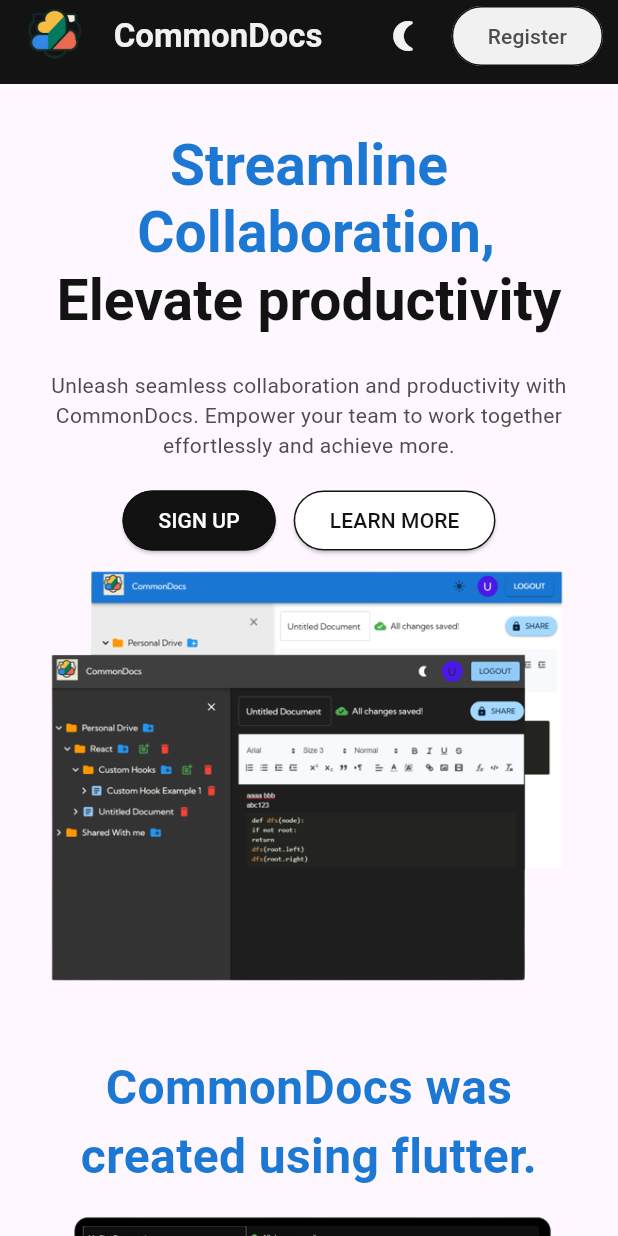
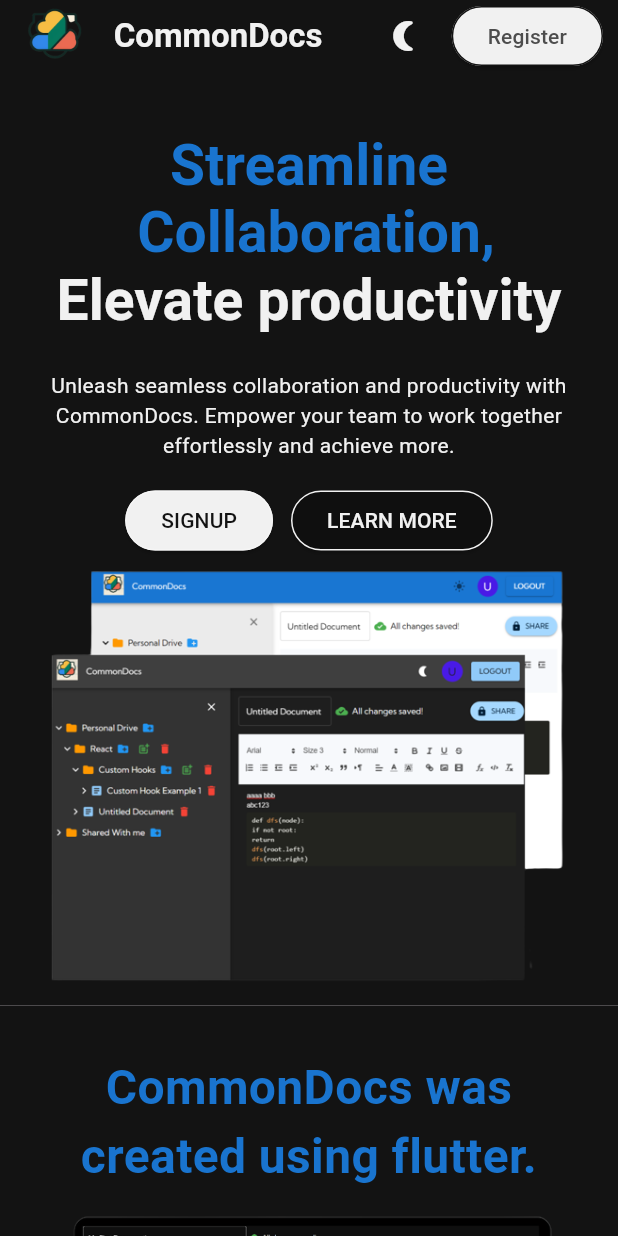
Before and after one commit to spiritoftime/flutter-commondocs, a Flutter app: the screen it shows after launch, after a tap on the "sunny" icon, on a phone screen of 412 x 824 dp. Run offline on Flutter 3.47's test engine with Material 3 defaults, Android fonts, the phone set to English and light mode, and no system bars; our stand-ins replace animated_text_kit, flutter_riverpod.

Commit message:
configure lighttheme for landing page

```diff
--- a/lib/common/utils/theme/colors.dart
+++ b/lib/common/utils/theme/colors.dart
@@ -4,6 +4,7 @@
 class AppColors {
   static const blueColor = Color(0xfb1976d2);
   static const blackColor = Color(0xfb0f0f0f);
+  static const lightBlack = Color(0xfb2c2c2c);
   static const errorColor = Color(0xfbf44336);
   static const warningColor = Color(0xfbff9800);
   static const infoColor = Color(0xfb2196f3);
--- /dev/null
+++ b/lib/common/widgets/rounded_button.dart
@@ -0,0 +1,39 @@
+import 'package:flutter/material.dart';
+
+class RoundedButton extends StatelessWidget {
+  final Color borderColor;
+  final Color buttonColor;
+  final String buttonText;
+  final Color textColor;
+  final void Function()? onPressed;
+  const RoundedButton(
+      {super.key,
+      required this.borderColor,
+      required this.buttonText,
+      required this.textColor,
+      required this.buttonColor,
+      this.onPressed});
+
+  @override
+  Widget build(BuildContext context) {
+    return ElevatedButton(
+      style: ElevatedButton.styleFrom(
+        side: BorderSide(
+          color: borderColor,
+          width: 1,
+        ),
+        backgroundColor: buttonColor,
+        shape: RoundedRectangleBorder(
+          borderRadius: BorderRadius.circular(32.0),
+        ),
+      ),
+      onPressed: () {},
+      child: Text(
+        buttonText,
+        style: TextStyle(
+          color: textColor,
+        ),
+      ),
+    );
+  }
+}
--- a/lib/features/landing_page/widgets/demo_page.dart
+++ b/lib/features/landing_page/widgets/demo_page.dart
@@ -1,13 +1,21 @@
 import 'package:animated_text_kit/animated_text_kit.dart';
+import 'package:commondocs/common/providers/light_mode_provider.dart';
+import 'package:commondocs/common/utils/theme/colors.dart';
 import 'package:commondocs/common/widgets/height_spacer.dart';
 import 'package:flutter/material.dart';
+import 'package:flutter_riverpod/flutter_riverpod.dart';
 
-class DemoPage extends StatelessWidget {
+class DemoPage extends ConsumerWidget {
   const DemoPage({super.key});
 
   @override
-  Widget build(BuildContext context) {
+  Widget build(BuildContext context, WidgetRef ref) {
+    bool isLightMode = ref.watch(lightModeProvider);
+
     return Container(
+      decoration: BoxDecoration(
+        color: isLightMode ? AppColors.whiteColor : AppColors.blackColor,
+      ),
       padding: const EdgeInsets.all(32),
       width: MediaQuery.of(context).size.width,
       child: Column(children: [
--- a/lib/features/landing_page/widgets/feature.dart
+++ b/lib/features/landing_page/widgets/feature.dart
@@ -1,8 +1,11 @@
+import 'package:commondocs/common/providers/light_mode_provider.dart';
+import 'package:commondocs/common/utils/theme/colors.dart';
 import 'package:commondocs/common/widgets/height_spacer.dart';
 import 'package:flutter/material.dart';
+import 'package:flutter_riverpod/flutter_riverpod.dart';
 
-class Feature extends StatelessWidget {
-  final Icon featureIcon;
+class Feature extends ConsumerWidget {
+  final IconData featureIcon;
   final String title;
   final String description;
   const Feature(
@@ -12,12 +15,15 @@
       required this.description});
 
   @override
-  Widget build(BuildContext context) {
+  Widget build(BuildContext context, WidgetRef ref) {
+    final isLightMode = ref.watch(lightModeProvider);
     return Container(
       padding: const EdgeInsets.all(16),
       decoration: BoxDecoration(
         borderRadius: BorderRadius.circular(15),
-        border: Border.all(color: const Color(0xfb1f1f1f), width: 1),
+        border: Border.all(
+            color: isLightMode ? AppColors.blackColor : AppColors.whiteColor,
+            width: 1),
       ),
       child: Column(
         crossAxisAlignment: CrossAxisAlignment.start,
@@ -25,26 +31,35 @@
           Container(
             decoration: BoxDecoration(
               borderRadius: BorderRadius.circular(15),
-              border: Border.all(color: const Color(0xfb1f1f1f), width: 1),
-              color: const Color(0xfb0f0f0f),
+              border: Border.all(
+                  color:
+                      isLightMode ? AppColors.blackColor : AppColors.lightBlack,
+                  width: 1),
+              color: isLightMode ? AppColors.blackColor : AppColors.lightBlack,
             ),
             padding: const EdgeInsets.all(16),
-            child: featureIcon,
+            child: Icon(
+              featureIcon,
+              color: AppColors.whiteColor,
+            ),
           ),
           const HeightSpacer(16),
           Text(
             title,
             textAlign: TextAlign.start,
-            style: const TextStyle(
+            style: TextStyle(
               fontWeight: FontWeight.bold,
               fontSize: 20,
-              color: Color(0xfb0f0f0f),
+              color: isLightMode ? AppColors.blackColor : AppColors.whiteColor,
             ),
           ),
           const HeightSpacer(16),
           Text(
             description,
             textAlign: TextAlign.start,
+            style: TextStyle(
+              color: isLightMode ? AppColors.blackColor : AppColors.whiteColor,
+            ),
           ),
         ],
       ),
--- a/lib/features/landing_page/widgets/features.dart
+++ b/lib/features/landing_page/widgets/features.dart
@@ -1,33 +1,26 @@
+import 'package:commondocs/common/providers/light_mode_provider.dart';
 import 'package:commondocs/common/widgets/height_spacer.dart';
 import 'package:commondocs/features/landing_page/widgets/feature.dart';
 import 'package:commondocs/common/utils/theme/colors.dart';
 import 'package:flutter/material.dart';
+import 'package:flutter_riverpod/flutter_riverpod.dart';
 
-class Features extends StatelessWidget {
+class Features extends ConsumerWidget {
   final List<Map<String, dynamic>> features = [
     {
-      'icon': const Icon(
-        Icons.drag_indicator_outlined,
-        color: AppColors.whiteColor,
-      ),
+      'icon': Icons.drag_indicator_outlined,
       'title': 'Simplify.Organize.Collaborate',
       'description':
           'Effortlessly categorize your files using nested folders, allowing for easy management and quick access. Simplify your workflow by dragging and dropping documents with our intuitive interface.'
     },
     {
-      'icon': const Icon(
-        Icons.share,
-        color: AppColors.whiteColor,
-      ),
+      'icon': Icons.share,
       'title': 'Efficient Document Sharing',
       'description':
           'Share documents effortlessly. CommonDocs enables easy sharing with specific individuals or groups, granting control over access permissions.'
     },
     {
-      'icon': const Icon(
-        Icons.security,
-        color: AppColors.whiteColor,
-      ),
+      'icon': Icons.security,
       'title': 'Enhanced Security Features',
       'description':
           'Rest assured knowing your documents are safe. CommonDocs employs robust security measures, including refresh tokens and access controls.'
@@ -38,8 +31,10 @@
   });
 
   @override
-  Widget build(BuildContext context) {
+  Widget build(BuildContext context, WidgetRef ref) {
+    bool isLightMode = ref.watch(lightModeProvider);
     return Container(
+      color: isLightMode ? AppColors.whiteColor : AppColors.blackColor,
       height: MediaQuery.of(context).size.height,
       padding: const EdgeInsets.symmetric(horizontal: 32.0),
       child: ListView.builder(
--- a/lib/features/landing_page/widgets/hero_page.dart
+++ b/lib/features/landing_page/widgets/hero_page.dart
@@ -1,22 +1,31 @@
+import 'package:commondocs/common/providers/light_mode_provider.dart';
+import 'package:commondocs/common/utils/theme/colors.dart';
 import 'package:commondocs/common/widgets/height_spacer.dart';
+import 'package:commondocs/common/widgets/rounded_button.dart';
 import 'package:commondocs/common/widgets/width_spacer.dart';
 import 'package:flutter/material.dart';
+import 'package:flutter_riverpod/flutter_riverpod.dart';
 
-class HeroPage extends StatelessWidget {
+class HeroPage extends ConsumerWidget {
   const HeroPage({super.key});
 
   @override
-  Widget build(BuildContext context) {
+  Widget build(BuildContext context, WidgetRef ref) {
+    bool isLightMode = ref.watch(lightModeProvider);
+
     return Container(
+      decoration: BoxDecoration(
+        color: isLightMode ? AppColors.whiteColor : AppColors.blackColor,
+      ),
       padding: const EdgeInsets.only(top: 32, left: 32, right: 32, bottom: 8),
       width: MediaQuery.of(context).size.width,
       child: Column(
         children: [
           RichText(
             textAlign: TextAlign.center,
-            text: const TextSpan(
+            text: TextSpan(
               text: 'Streamline\n Collaboration,\n',
-              style: TextStyle(
+              style: const TextStyle(
                 fontSize: 38,
                 fontWeight: FontWeight.bold,
                 color: Color(0xfb1976d2),
@@ -26,16 +35,20 @@
                   text: 'Elevate productivity',
                   style: TextStyle(
                     fontWeight: FontWeight.bold,
-                    color: Color(0xfb0f0f0f),
+                    color: isLightMode
+                        ? AppColors.blackColor
+                        : AppColors.whiteColor,
                   ),
                 ),
               ],
             ),
           ),
           const HeightSpacer(24),
-          const Text(
+          Text(
               textAlign: TextAlign.center,
-              style: TextStyle(color: Color(0xfb4a4a4a)),
+              style: TextStyle(
+                  color:
+                      isLightMode ? AppColors.grayColor : AppColors.whiteColor),
               'Unleash seamless collaboration and productivity with CommonDocs. Empower your team to work together effortlessly and achieve more.'),
           const HeightSpacer(8),
           Padding(
@@ -43,45 +56,31 @@
             child: Row(
               mainAxisAlignment: MainAxisAlignment.center,
               children: [
-                ElevatedButton(
-                  style: ElevatedButton.styleFrom(
-                    side: const BorderSide(
-                      color: Color(0xfb0f0f0f),
-                      width: 1,
-                    ),
-                    backgroundColor: const Color(0xfb0f0f0f),
-                    shape: RoundedRectangleBorder(
-                      borderRadius: BorderRadius.circular(32.0),
-                    ),
-                  ),
-                  onPressed: () {},
-                  child: const Text(
-                    'SIGN UP',
-                    style: TextStyle(
-                      color: Colors.white,
-                    ),
-                  ),
-                ),
+                RoundedButton(
+                    onPressed: () {},
+                    borderColor: isLightMode
+                        ? AppColors.blackColor
+                        : AppColors.whiteColor,
+                    buttonText: 'SIGNUP',
+                    textColor: isLightMode
+                        ? AppColors.whiteColor
+                        : AppColors.blackColor,
+                    buttonColor: isLightMode
+                        ? AppColors.blackColor
+                        : AppColors.whiteColor),
                 const WidthSpacer(12),
-                ElevatedButton(
-                  style: ElevatedButton.styleFrom(
-                    side: const BorderSide(
-                      color: Color(0xfb0f0f0f),
-                      width: 1,
-                    ),
-                    backgroundColor: Colors.white,
-                    shape: RoundedRectangleBorder(
-                      borderRadius: BorderRadius.circular(32.0),
-                    ),
-                  ),
-                  onPressed: () {},
-                  child: const Text(
-                    'LEARN MORE',
-                    style: TextStyle(
-                      color: Color(0xfb0f0f0f),
-                    ),
-                  ),
-                ),
+                RoundedButton(
+                    onPressed: () {},
+                    borderColor: isLightMode
+                        ? AppColors.blackColor
+                        : AppColors.whiteColor,
+                    buttonText: 'LEARN MORE',
+                    textColor: isLightMode
+                        ? AppColors.grayColor
+                        : AppColors.whiteColor,
+                    buttonColor: isLightMode
+                        ? AppColors.whiteColor
+                        : AppColors.blackColor),
               ],
             ),
           ),
```
